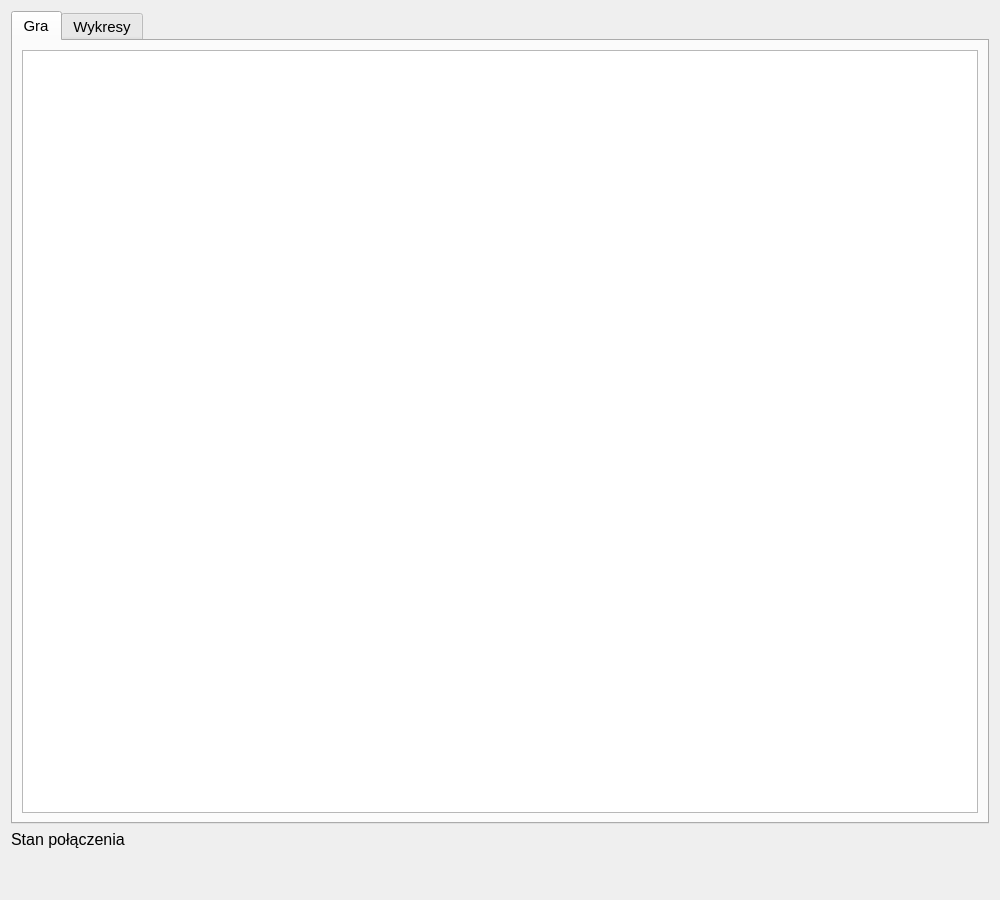
First picture: the form in oknogry.ui, repository Wirgiliusz/FlyAndShoot, before the edit.
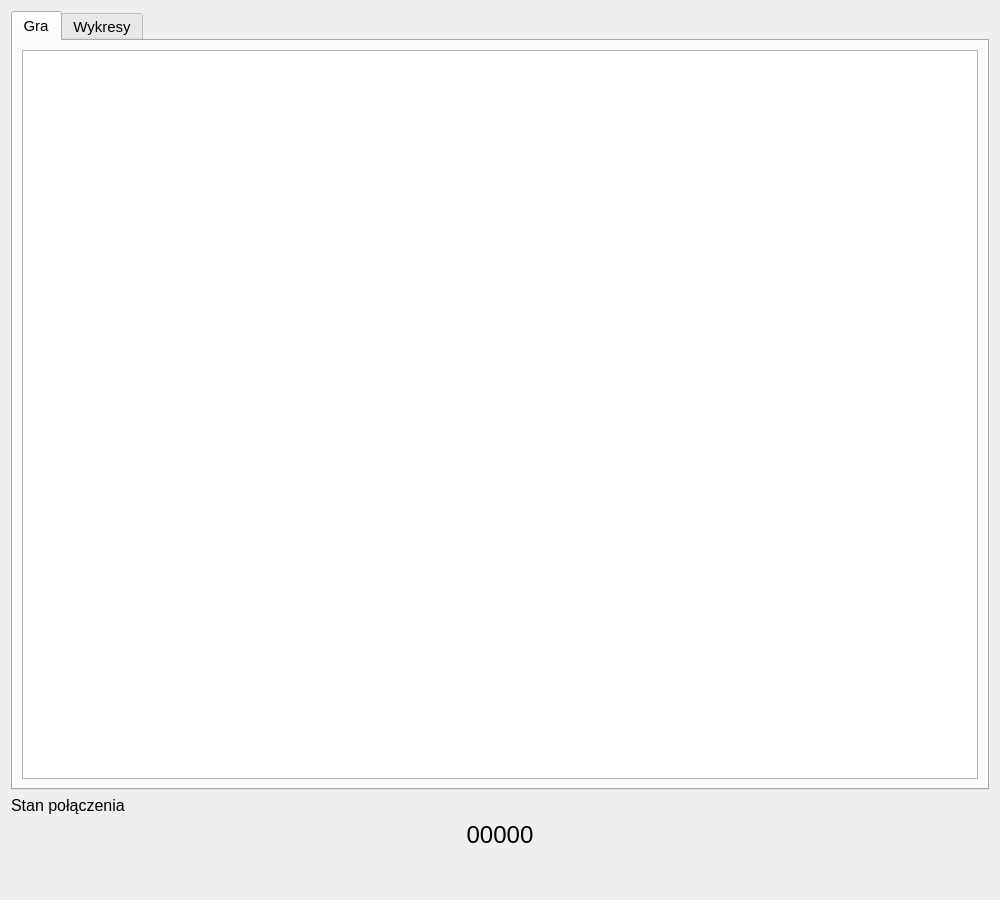
Second picture: the form after the edit. Custom widgets are drawn as their Qt base class.

What changed in the file:
```diff
--- a/oknogry.ui
+++ b/oknogry.ui
@@ -47,7 +47,7 @@
        </property>
       </widget>
      </item>
-     <item row="3" column="0">
+     <item row="4" column="0">
       <widget class="QLabel" name="labelZycia">
        <property name="text">
         <string/>
@@ -155,13 +155,25 @@
        </widget>
       </widget>
      </item>
-     <item row="4" column="0">
+     <item row="5" column="0">
       <widget class="QLabel" name="labelStanPolaczeniaIcon">
        <property name="text">
         <string/>
        </property>
       </widget>
      </item>
+     <item row="3" column="0">
+      <widget class="QLabel" name="labelPunkty">
+       <property name="font">
+        <font>
+         <pointsize>18</pointsize>
+        </font>
+       </property>
+       <property name="text">
+        <string>&lt;html&gt;&lt;head/&gt;&lt;body&gt;&lt;p align=&quot;center&quot;&gt;00000&lt;/p&gt;&lt;/body&gt;&lt;/html&gt;</string>
+       </property>
+      </widget>
+     </item>
     </layout>
    </item>
   </layout>
```
